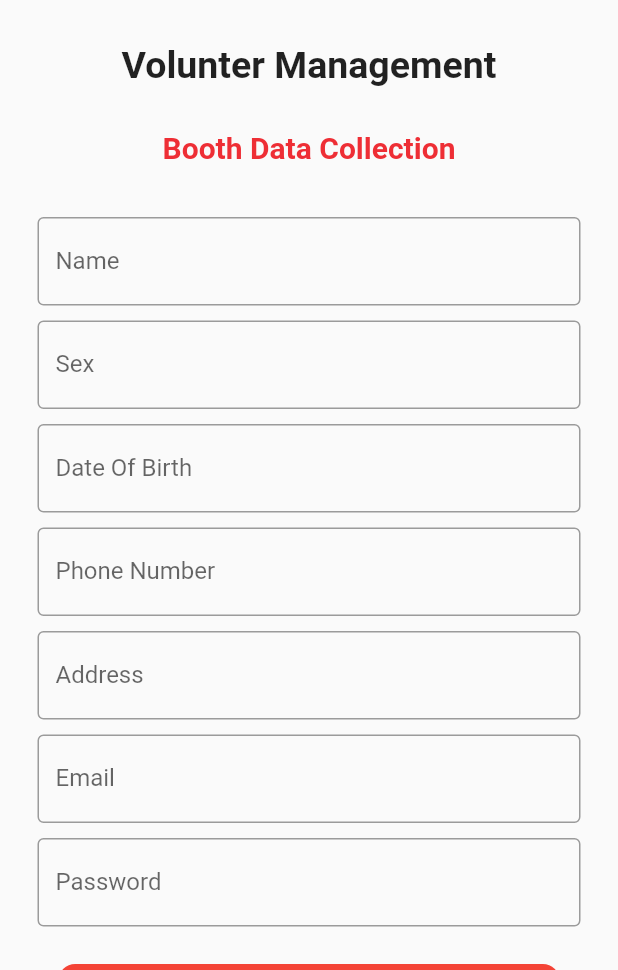
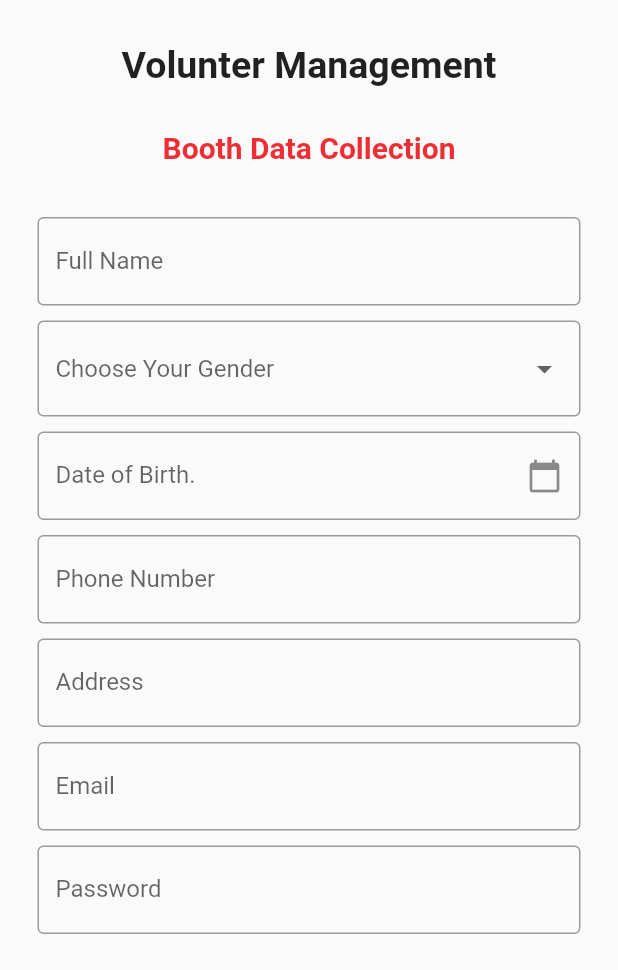
Before and after one commit to kunjanrajbhandari/flutter_intern, a Flutter app: the SignUp screen opened directly, on a phone screen of 412 x 824 dp, the part 266-1236 px from its top. Run offline on Flutter 3.47's test engine with Material 2 defaults, Android fonts, the phone set to English and light mode, and no system bars; our stand-ins replace fluttertoast, sqflite; accounts and stored records are empty; network calls fail.

Commit message:
dateTimePicker and dropdown button field on signup.dart

```diff
--- a/lib/auth/login.dart
+++ b/lib/auth/login.dart
@@ -60,7 +60,7 @@ class _LoginState extends State<Login> {
       print(result);
     } else if (username == null || password == null) {
       Color resColor = Colors.red;
-      var message = "Cannot insert Null value.";
+      var message = "Username or Password is empty.";
       showToast(context, message, resColor);
     } else {
       Color resColor = Colors.red;
--- a/lib/auth/signup.dart
+++ b/lib/auth/signup.dart
@@ -1,6 +1,6 @@
 import 'package:flutter/cupertino.dart';
 import 'package:flutter/material.dart';
-import 'package:form_field_validator/form_field_validator.dart';
+//import 'package:form_field_validator/form_field_validator.dart';
 import 'package:practice/auth/login.dart';
 import 'dart:convert';
 import 'package:http/http.dart' as http;
@@ -41,13 +41,28 @@ class _SignUpState extends State<SignUp> {
   String? address;
   String? email;
   String? userpassword;
-  void validate() {
-    if (formkey.currentState!.validate()) {
-      print('validate');
-    } else {
-      print("not validate");
+  // void validate() {
+  //   if (formkey.currentState!.validate()) {
+  //     print('validate');
+  //   } else {
+  //     print("not validate");
+  //   }
+  // }
+
+  TextEditingController intialdateval = TextEditingController();
+  Future _selectDate() async {
+    DateTime? picked = await showDatePicker(
+        context: context,
+        initialDate: new DateTime.now(),
+        firstDate: new DateTime(2020),
+        lastDate: new DateTime(2030));
+    if (picked != null) {
+      setState(() =>
+          {dob = picked.toString(), intialdateval.text = picked.toString()});
     }
   }
+
+  List<String> gender = ["Male", "Female", "Other"];
 
   Future<void> sendData() async {
     final Color resColor;
@@ -140,34 +155,86 @@ class _SignUpState extends State<SignUp> {
                         Padding(padding: EdgeInsets.only(top: 10.0)),
                         TextFormField(
                           decoration: InputDecoration(
-                              border: OutlineInputBorder(), labelText: "Name"),
+                              hintText: "Enter Your Full Name",
+                              border: OutlineInputBorder(),
+                              labelText: "Full Name"),
                           //validator: RequiredValidator(errorText: "Required *"),
                           onChanged: (value) {
                             name = value;
                           },
                         ),
                         Padding(padding: EdgeInsets.only(top: 10.0)),
+                        //code copy from stackoverflow
+                        //url: https://stackoverflow.com/questions/55369732/how-to-add-flutter-dropdownbuttonformfield
+                        DropdownButtonFormField(
+                          value: sex,
+                          hint: Text(
+                            'Choose Your Gender',
+                          ),
+                          onChanged: (value) {
+                            setState(() {
+                              sex = value.toString();
+                            });
+                          },
+                          onSaved: (value) {
+                            sex = value.toString();
+                          },
+                          decoration:
+                              InputDecoration(border: OutlineInputBorder()),
+                          items: gender.map((String value) {
+                            return DropdownMenuItem(
+                              value: value,
+                              child: Text(value),
+                            );
+                          }).toList(),
+                        ),
+
+                        // end dropdownbutton form field
+
+                        Padding(padding: EdgeInsets.only(top: 10.0)),
+
+                        //start
+                        //Date and time for Textform field
+                        //copy form https://stackoverflow.com/questions/54127847/flutter-how-to-display-datepicker-when-textformfield-is-clicked
                         TextFormField(
+                          // focusNode: _focusNode,
+                          keyboardType: TextInputType.phone,
+                          autocorrect: false,
+                          controller: intialdateval,
+                          onSaved: (value) {
+                            dob = value;
+                          },
+                          onTap: () {
+                            _selectDate();
+                            // FocusScope.of(context).requestFocus(new FocusNode());
+                          },
+
+                          maxLines: 1,
+                          //initialValue: 'Aseem Wangoo',
+                          validator: (value) {
+                            if (value == null) {
+                              return 'Choose Date';
+                            }
+                          },
                           decoration: InputDecoration(
-                              border: OutlineInputBorder(), labelText: "Sex"),
-                          //validator: RequiredValidator(errorText: "Required *"),
-                          onChanged: (value) {
-                            sex = value;
-                          },
+                            labelText: 'Date of Birth.',
+                            hintText: 'Write Your Date of Birth',
+                            border: OutlineInputBorder(),
+                            //filled: true,
+                            suffixIcon: const Icon(Icons.calendar_today),
+
+                            //icon: const Icon(Icons.calendar_today),
+                            labelStyle: TextStyle(
+                                decorationStyle: TextDecorationStyle.solid),
+                          ),
                         ),
+
+                        //End datatime picker
+
                         Padding(padding: EdgeInsets.only(top: 10.0)),
                         TextFormField(
                           decoration: InputDecoration(
-                              border: OutlineInputBorder(),
-                              labelText: "Date Of Birth"),
-                          //validator: RequiredValidator(errorText: "Required *"),
-                          onChanged: (value) {
-                            dob = value;
-                          },
-                        ),
-                        Padding(padding: EdgeInsets.only(top: 10.0)),
-                        TextFormField(
-                          decoration: InputDecoration(
+                              hintText: "Enter your phone number",
                               border: OutlineInputBorder(),
                               labelText: "Phone Number"),
                           //validator: RequiredValidator(errorText: "Required *"),
@@ -178,6 +245,7 @@ class _SignUpState extends State<SignUp> {
                         Padding(padding: EdgeInsets.only(top: 10.0)),
                         TextFormField(
                           decoration: InputDecoration(
+                              hintText: "Enter your Address",
                               border: OutlineInputBorder(),
                               labelText: "Address"),
                           //validator: RequiredValidator(errorText: "Required *"),
@@ -188,7 +256,9 @@ class _SignUpState extends State<SignUp> {
                         Padding(padding: EdgeInsets.only(top: 10.0)),
                         TextFormField(
                           decoration: InputDecoration(
-                              border: OutlineInputBorder(), labelText: "Email"),
+                              hintText: "Enter Your Email",
+                              border: OutlineInputBorder(),
+                              labelText: "Email"),
                           // validator: MultiValidator([
                           //   RequiredValidator(errorText: "Required *"),
                           //   EmailValidator(
@@ -198,16 +268,18 @@ class _SignUpState extends State<SignUp> {
                             email = value;
                           },
                         ),
+
                         Padding(padding: EdgeInsets.only(top: 10.0)),
                         TextFormField(
                           decoration: InputDecoration(
+                              hintText: "Enter Your Password",
                               border: OutlineInputBorder(),
                               labelText: "Password"),
                           //validator: RequiredValidator(errorText: "Required *"),
                           onChanged: (value) {
                             userpassword = value;
                           },
-                        )
+                        ),
                       ],
                     ),
                   ))),
@@ -252,7 +324,8 @@ class _SignUpState extends State<SignUp> {
                       ),
                     ),
               Padding(
-                padding: const EdgeInsets.only(top: 22.0, left: 88.0),
+                padding:
+                    const EdgeInsets.only(top: 11.0, left: 111.0, bottom: 33.0),
                 child: Center(
                   child: Row(
                     children: [
```
Also changed, not shown: lib/dashboard.dart (+16 -0 lines).
